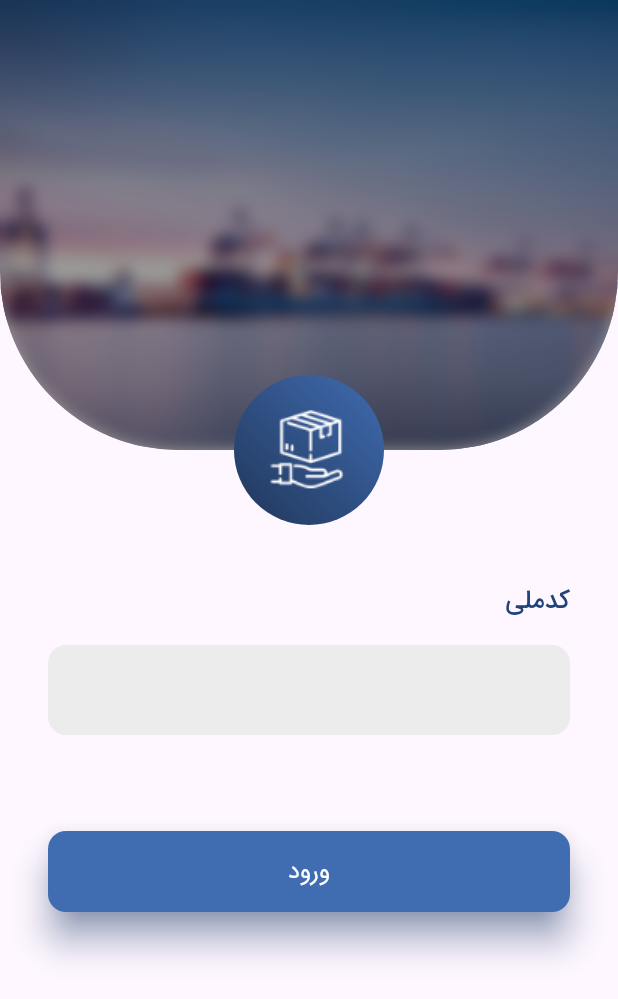
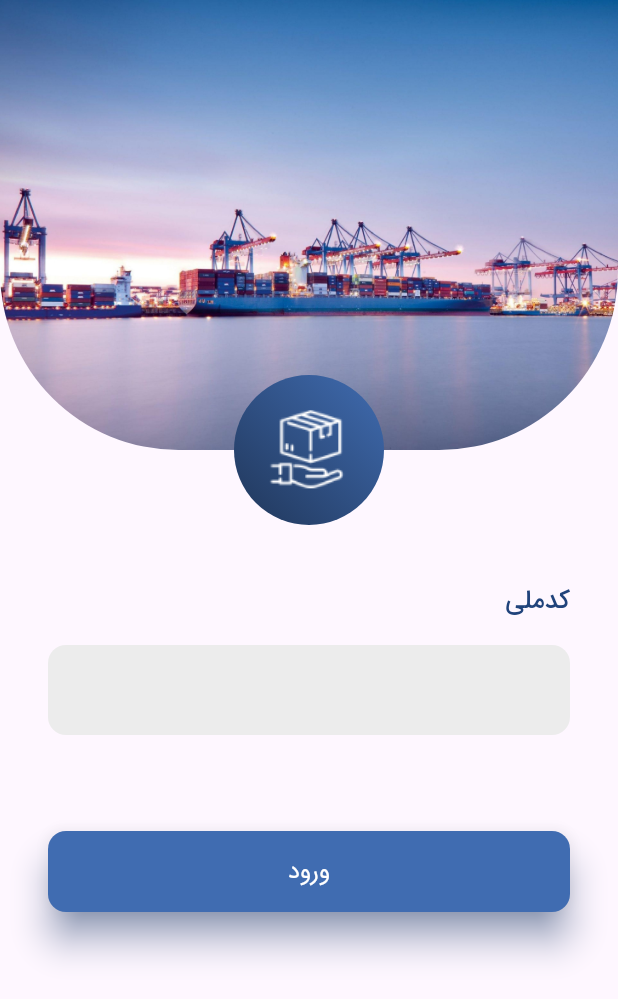
Before and after one commit to bahiraei/porduct_owner, a Flutter app: the LoginScreen screen opened by its route, on a phone screen of 412 x 824 dp. Shown: the top 999 px of the screen. Run offline on Flutter 3.47's test engine with Material 2 defaults, Android fonts, the phone set to English and light mode, and no system bars; our stand-ins replace flutter_animate, gap, google_nav_bar, image_picker, line_icons, pinput.

Commit message:
change login screen ui

```diff
--- a/lib/features/auth/login_screen.dart
+++ b/lib/features/auth/login_screen.dart
@@ -1,5 +1,3 @@
-import 'dart:ui';
-
 import 'package:flutter/material.dart';
 import 'package:gap/gap.dart';
 
@@ -86,7 +84,7 @@ class _LoginScreenState extends State<LoginScreen>
                                 ),
                               ),
                               // Blurred Overlay
-                              SizedBox(
+                              /* SizedBox(
                                 child: AnimatedBuilder(
                                   animation: _heightAnimation,
                                   builder:
@@ -104,7 +102,7 @@ class _LoginScreenState extends State<LoginScreen>
                                     );
                                   },
                                 ),
-                              ),
+                              ),*/
                             ],
                           ),
                         ),
--- a/lib/main.dart
+++ b/lib/main.dart
@@ -1,9 +1,9 @@
 import 'package:flutter/material.dart';
 import 'package:flutter/services.dart';
 import 'package:flutter_localizations/flutter_localizations.dart';
+import 'package:porduct_owner/features/splash/presentation/splash_screen.dart';
 
 import 'core/core.dart';
-import 'features/home/presentation/home_screen.dart';
 
 void main() {
   WidgetsFlutterBinding.ensureInitialized();
@@ -44,7 +44,7 @@ class MyApp extends StatelessWidget {
         fontFamily: 'IranSans',
       ),
       onGenerateRoute: route.generateRoute,
-      home: const HomeScreen(),
+      home: const SplashScreen(),
     );
   }
 }
```
